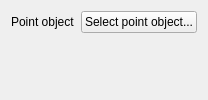
Old version of the form src/Mod/Part/Gui/PatternPointParametersWidget.ui in the repository AstoCAD/FreeCAD.
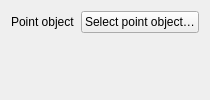
New version of the form.

```diff
--- a/src/Mod/Part/Gui/PatternPointParametersWidget.ui
+++ b/src/Mod/Part/Gui/PatternPointParametersWidget.ui
@@ -11,7 +11,7 @@
    </item>
    <item row="0" column="1">
     <widget class="QPushButton" name="pointObjectButton">
-     <property name="text"><string>Select point object...</string></property>
+     <property name="text"><string>Select point object…</string></property>
     </widget>
    </item>
   </layout>
```
